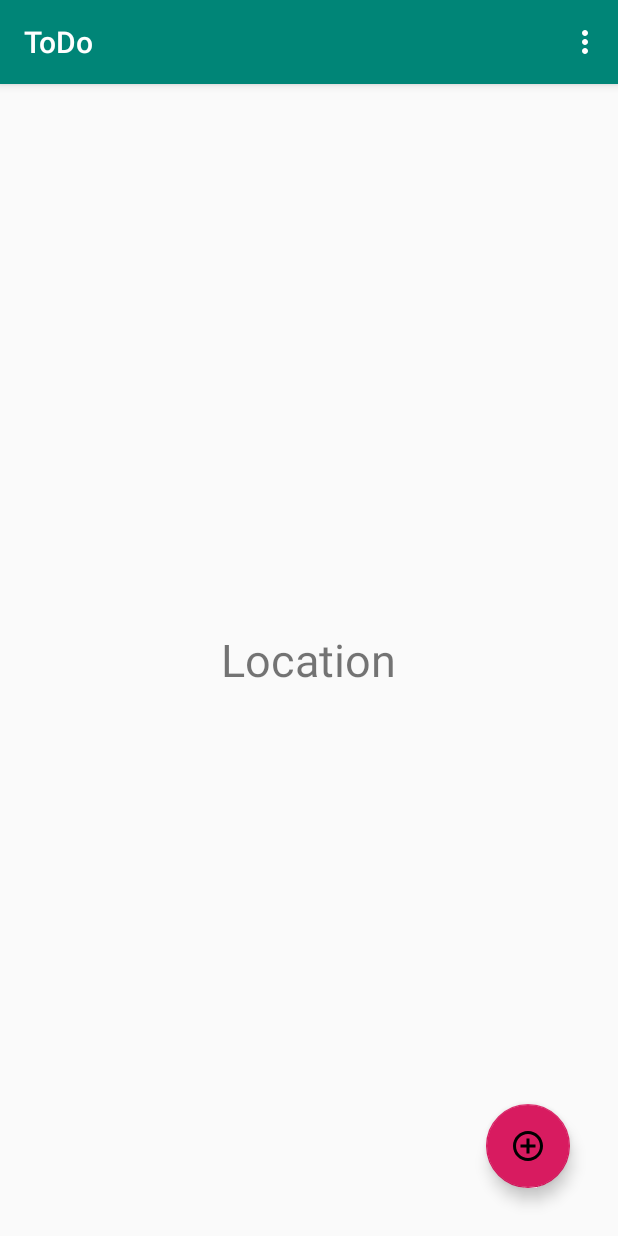
After one commit to JPedroRSilva/ToDo, an Android app: the fragment SnoozeFragment placed in its activity, on a phone screen of 412 x 824 dp. The commit adds this screen. Run offline under Robolectric (Android 15) with nearby library versions, the phone set to English and light mode, and no system bars; our stand-ins replace Room's generated code.

Commit message:
Corrected some erros in reminder and Notification features. Snooze i«as action in the notification added and corrected Testing still needs to be done

```diff
--- a/app/src/main/AndroidManifest.xml
+++ b/app/src/main/AndroidManifest.xml
@@ -21,11 +21,6 @@
         <activity android:name=".Activities.AddEditTaskActivity"
                   android:parentActivityName=".Activities.MainActivity">
         </activity>
-        <activity android:name=".Activities.SnoozeActivity"
-            android:launchMode="singleTask"
-            android:taskAffinity=""
-            android:excludeFromRecents="true">
-        </activity>
         <receiver android:name=".Notifications.ReminderReceiver"/>
         <receiver android:name=".Notifications.SnoozeReceiver"/>
 
--- /dev/null
+++ b/app/src/main/java/com/johnny/todo/Activities/SnoozeFragment.java
@@ -0,0 +1,34 @@
+package com.johnny.todo.Activities;
+
+import android.os.Bundle;
+import android.view.LayoutInflater;
+import android.view.View;
+import android.view.ViewGroup;
+import android.widget.Toast;
+
+import androidx.annotation.NonNull;
+import androidx.annotation.Nullable;
+import androidx.fragment.app.Fragment;
+import androidx.lifecycle.ViewModelProviders;
+
+import com.johnny.todo.R;
+import com.johnny.todo.Room.TaskViewModel;
+
+public class SnoozeFragment extends Fragment {
+
+    private TaskViewModel taskViewModel;
+
+    @Nullable
+    @Override
+    public View onCreateView(@NonNull LayoutInflater inflater, @Nullable ViewGroup container, @Nullable Bundle savedInstanceState) {
+        View v = inflater.inflate(R.layout.snooze, container, false);
+        return v;
+    }
+
+    @Override
+    public void onActivityCreated(@Nullable Bundle savedInstanceState) {
+        super.onActivityCreated(savedInstanceState);
+        taskViewModel = ViewModelProviders.of(getActivity()).get(TaskViewModel.class);
+        Toast.makeText(getContext(), "Fragment", Toast.LENGTH_SHORT).show();
+    }
+}
--- a/app/src/main/java/com/johnny/todo/Room/TaskDao.java
+++ b/app/src/main/java/com/johnny/todo/Room/TaskDao.java
@@ -25,4 +25,7 @@ public interface TaskDao {
 
     @Query("SELECT * FROM task_table ORDER BY datetime(time) DESC")
     LiveData<List<Task>> getAllTasks();
+
+    @Query("SELECT * FROM task_table WHERE id = :id")
+    LiveData<Task> getTask(int id);
 }
--- a/app/src/main/java/com/johnny/todo/Room/TaskRepository.java
+++ b/app/src/main/java/com/johnny/todo/Room/TaskRepository.java
@@ -43,6 +43,10 @@ public class TaskRepository{
 
     public LiveData<List<Task>> getAllTasks(){
         return allTasks;
+    }
+
+    public LiveData<Task> getTask(int id){
+        return taskDao.getTask(id);
     }
 
     private static class InsertTaskAsyncTask extends AsyncTask<Task, Void, Long>{
--- a/app/src/main/java/com/johnny/todo/Room/TaskViewModel.java
+++ b/app/src/main/java/com/johnny/todo/Room/TaskViewModel.java
@@ -38,4 +38,8 @@ public class TaskViewModel extends AndroidViewModel {
     public LiveData<List<Task>> getAllTasks(){
         return allTasks;
     }
+
+    public LiveData<Task> getTask(int id){
+        return repository.getTask(id);
+    }
 }
--- a/app/src/main/res/layout/activity_main.xml
+++ b/app/src/main/res/layout/activity_main.xml
@@ -6,6 +6,11 @@
     android:layout_height="match_parent"
     tools:context=".Activities.MainActivity">
 
+    <FrameLayout
+        android:layout_width="match_parent"
+        android:layout_height="match_parent"
+        android:id="@+id/main_activity_frame"
+        android:orientation="vertical">
         <androidx.recyclerview.widget.RecyclerView
             android:id="@+id/recycler_view"
             android:layout_width="match_parent"
@@ -19,5 +24,5 @@
             android:src="@drawable/ic_add_circle_outline_black_24dp"
             android:layout_gravity="bottom|end"
             android:layout_margin="32dp"/>
-
+    </FrameLayout>
 </androidx.coordinatorlayout.widget.CoordinatorLayout>
--- a/app/src/main/res/layout/snooze.xml
+++ b/app/src/main/res/layout/snooze.xml
@@ -1,6 +1,15 @@
 <?xml version="1.0" encoding="utf-8"?>
 <LinearLayout xmlns:android="http://schemas.android.com/apk/res/android"
     android:orientation="vertical" android:layout_width="match_parent"
-    android:layout_height="match_parent">
+    android:layout_height="match_parent"
+    android:layout_gravity="center"
+    android:gravity="center">
+    <TextView
+        android:layout_width="wrap_content"
+        android:layout_height="wrap_content"
+        android:layout_gravity="center"
+        android:text="Location"
+        android:textSize="30sp"
+        />
 
 </LinearLayout>
```
Also changed, not shown: app/src/main/java/com/johnny/todo/Activities/MainActivity.java (+15 -10 lines), app/src/main/java/com/johnny/todo/Activities/SnoozeActivity.java (deleted, +0 -20 lines), app/src/main/java/com/johnny/todo/Notifications/ReminderReceiver.java (+4 -4 lines). Lines whose indentation alone changed are shown as unchanged.
